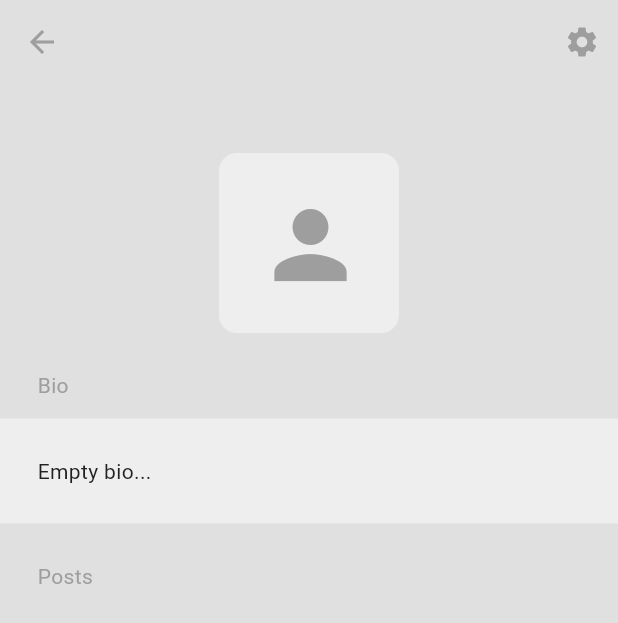
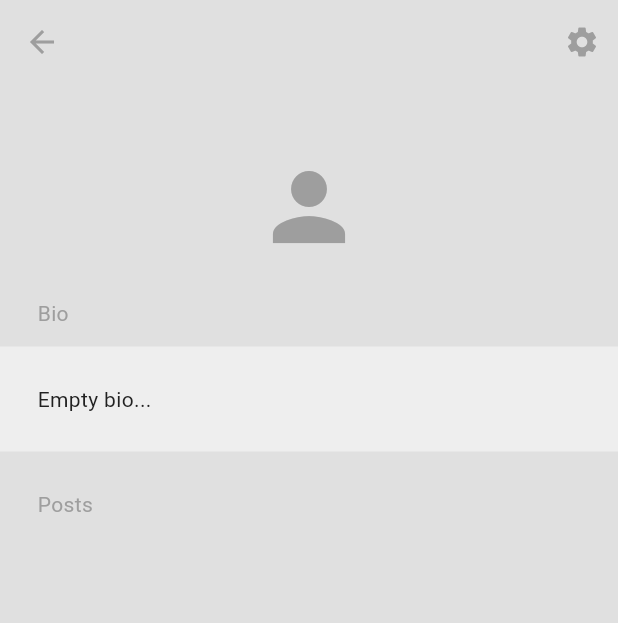
Before and after one commit to NovaLogics/lyxa-live-flutter-app, a Flutter app: the ProfileScreen screen opened directly with empty values, on a phone screen of 412 x 824 dp. Shown: the top 623 px of the screen. Run offline on Flutter 3.47's test engine with Material 3 defaults, Android fonts, the phone set to English and light mode, and no system bars; drawn by our look-alikes of cached_network_image; our stand-ins replace cloud_firestore, file_picker, firebase_auth, firebase_core, firebase_storage, flutter_bloc; accounts and stored records are empty; generated files the repository leaves out were written again; network calls fail.

Commit message:
feat [storage]: Update upload and load Image functions in Profie screens

```diff
--- a/lib/features/profile/presentation/screens/profile_screen.dart
+++ b/lib/features/profile/presentation/screens/profile_screen.dart
@@ -1,3 +1,5 @@
+import 'package:cached_network_image/cached_network_image.dart';
+import 'package:flutter/foundation.dart';
 import 'package:flutter/material.dart';
 import 'package:flutter_bloc/flutter_bloc.dart';
 import 'package:lyxa_live/features/auth/domain/entities/app_user.dart';
@@ -40,10 +42,13 @@ class _ProfileScreenState extends State<ProfileScreen> {
         // Loaded
         if (state is ProfileLoaded) {
           final user = state.profileUser;
+          if (kDebugMode) {
+            print(user);
+          }
 
           return Scaffold(
             appBar: AppBar(
-              title: Text(user.name),
+              title: Center(child: Text(user.name)),
               foregroundColor: Theme.of(context).colorScheme.primary,
               actions: [
                 IconButton(
@@ -68,19 +73,31 @@ class _ProfileScreenState extends State<ProfileScreen> {
                   ),
                 ),
                 const SizedBox(height: 25),
-                Container(
-                  decoration: BoxDecoration(
-                    color: Theme.of(context).colorScheme.secondary,
-                    borderRadius: BorderRadius.circular(12),
+                CachedNetworkImage(
+                  imageUrl: user.profileImageUrl,
+                  // Loading
+                  placeholder: (context, url) =>
+                      const CircularProgressIndicator(),
+                  // Error -> Failed to load
+                  errorWidget: (context, url, error) => Icon(
+                    Icons.person,
+                    size: 72,
+                    color: Theme.of(context).colorScheme.primary,
                   ),
-                  height: 120,
-                  width: 120,
-                  padding: const EdgeInsets.all(25),
-                  child: Center(
-                    child: Icon(
-                      Icons.person,
-                      size: 72,
-                      color: Theme.of(context).colorScheme.primary,
+
+                  errorListener: (value) => ScaffoldMessenger.of(context)
+                      .showSnackBar(SnackBar(content: Text(value.toString()))),
+
+                  // Loaded
+                  imageBuilder: (context, imageProvider) => Container(
+                    height: 160,
+                    width: 160,
+                    decoration: BoxDecoration(
+                      shape: BoxShape.circle,
+                      image: DecorationImage(
+                        image: imageProvider,
+                        fit: BoxFit.cover,
+                      ),
                     ),
                   ),
                 ),
```
Also changed, not shown: lib/features/profile/presentation/screens/edit_profile_screen.dart (+7 -0 lines).
